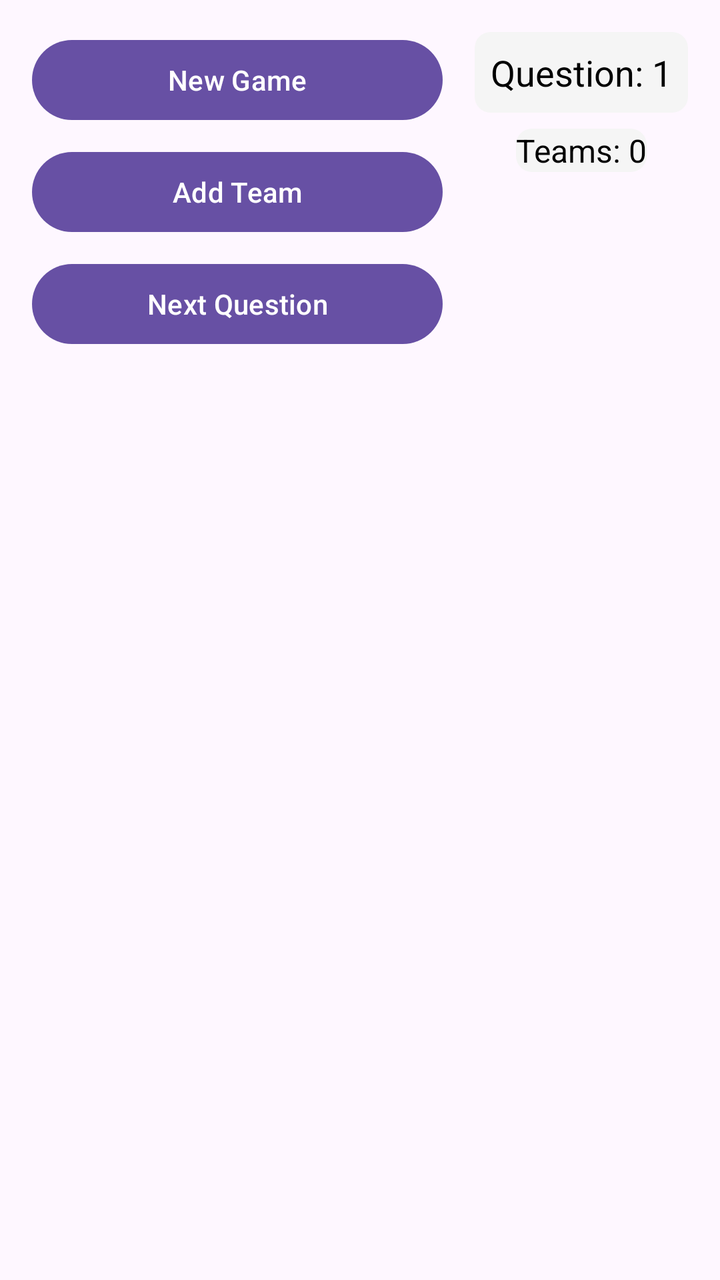
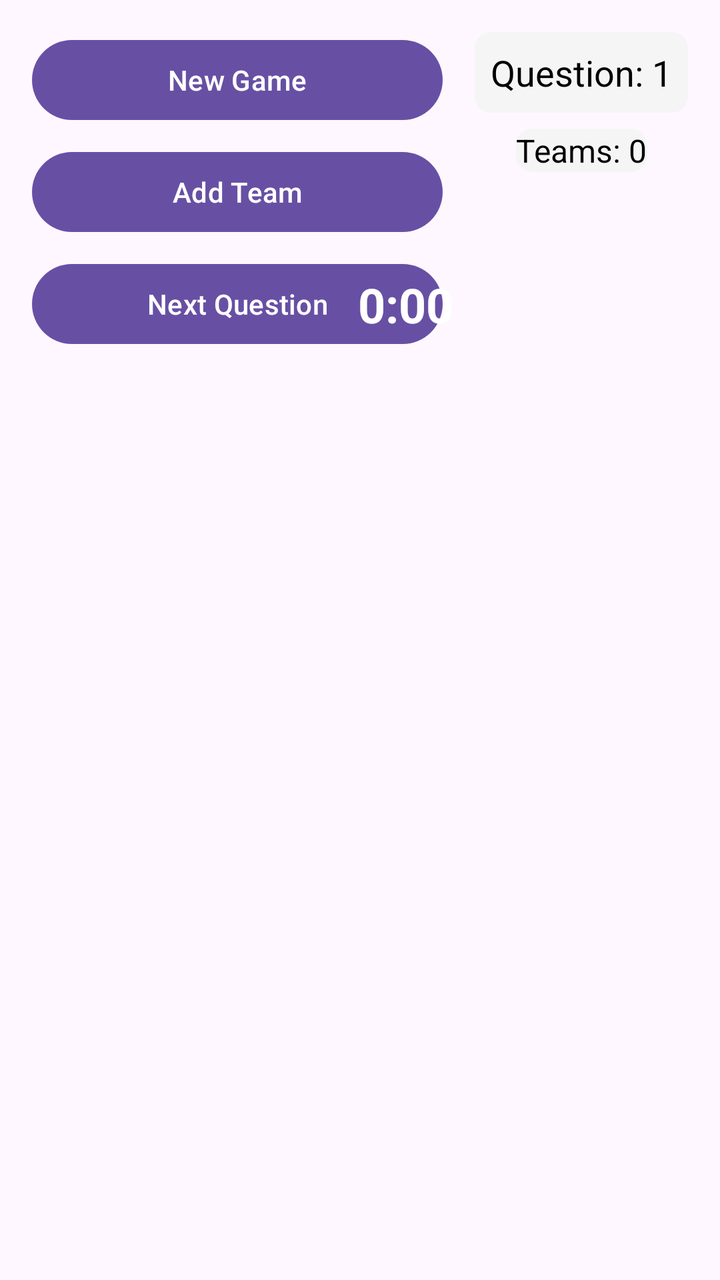

Screens rendered from an Android XML layout before and after an edit, with the pre-edit source and the edit as a unified diff.
<!-- AndroidManifest.xml: application theme Theme.Trivia_game -->
<!-- res/layout/activity_main.xml -->
<?xml version="1.0" encoding="utf-8"?>
<androidx.constraintlayout.widget.ConstraintLayout
    xmlns:android="http://schemas.android.com/apk/res/android"
    xmlns:app="http://schemas.android.com/apk/res-auto"
    xmlns:tools="http://schemas.android.com/tools"
    android:id="@+id/main"
    android:layout_width="match_parent"
    android:background="@drawable/background_with_logo"
    android:layout_height="match_parent"
    android:fitsSystemWindows="true"
    tools:context=".MainActivity">

    <ScrollView
        android:id="@+id/teamsScrollView"
        android:layout_width="match_parent"
        android:layout_height="0dp"
        android:layout_marginStart="8dp"
        android:layout_marginTop="52dp"
        android:layout_marginEnd="8dp"
        android:layout_marginBottom="8dp"
        app:layout_constraintBottom_toBottomOf="parent"
        app:layout_constraintEnd_toEndOf="parent"
        app:layout_constraintHorizontal_bias="0.272"
        app:layout_constraintStart_toStartOf="parent"
        app:layout_constraintTop_toBottomOf="@+id/nextQuestion"
        app:layout_constraintVertical_bias="0.974">

        <LinearLayout
            android:id="@+id/teamsContainer"
            android:layout_width="match_parent"
            android:layout_height="wrap_content"
            android:orientation="vertical"
            android:paddingHorizontal="8dp"
            android:paddingVertical="8dp">

        </LinearLayout>
    </ScrollView>

    <Button
        android:id="@+id/newGame"
        android:layout_width="0dp"
        android:layout_height="wrap_content"
        android:layout_marginStart="16dp"
        android:layout_marginTop="16dp"
        android:layout_marginEnd="16dp"
        android:text="New Game"
        app:layout_constraintEnd_toStartOf="@+id/questionNumber"
        app:layout_constraintStart_toStartOf="parent"
        app:layout_constraintTop_toTopOf="parent" />



    <Button
        android:id="@+id/nextQuestion"
        android:layout_width="0dp"
        android:layout_height="wrap_content"
        android:layout_marginStart="16dp"
        android:layout_marginTop="8dp"
        android:layout_marginEnd="16dp"
        android:text="Next Question"
        app:layout_constraintEnd_toStartOf="@+id/questionNumber"
        app:layout_constraintStart_toStartOf="parent"
        app:layout_constraintTop_toBottomOf="@+id/addTeam" />

    <Button
        android:id="@+id/addTeam"
        android:layout_width="0dp"
        android:layout_height="wrap_content"
        android:layout_marginStart="16dp"
        android:layout_marginTop="8dp"
        android:layout_marginEnd="16dp"
        android:text="Add Team"
        app:layout_constraintEnd_toStartOf="@+id/questionNumber"
        app:layout_constraintStart_toStartOf="parent"
        app:layout_constraintTop_toBottomOf="@+id/newGame" />

    <TextView
        android:id="@+id/questionNumber"
        android:layout_width="wrap_content"
        android:layout_height="wrap_content"
        android:layout_marginTop="16dp"
        android:layout_marginEnd="16dp"
        android:background="@drawable/rounded_background"
        android:padding="8dp"
        android:text="Question: 1"
        android:textColor="@android:color/black"
        android:textSize="18sp"
        app:layout_constraintEnd_toEndOf="parent"
        app:layout_constraintTop_toTopOf="parent" />

    <TextView
        android:id="@+id/teamCountText"
        android:layout_width="wrap_content"
        android:layout_height="wrap_content"
        android:layout_margin="8dp"
        android:layout_marginStart="64dp"
        android:background="@drawable/rounded_background"
        android:text="Teams: 0"
        android:textColor="@android:color/black"
        android:textSize="16sp"
        app:layout_constraintEnd_toEndOf="parent"
        app:layout_constraintStart_toEndOf="@+id/addTeam"
        app:layout_constraintTop_toBottomOf="@+id/questionNumber" />

</androidx.constraintlayout.widget.ConstraintLayout>
<!-- resources referenced by this layout -->
<resources>
  <!-- drawable background_with_logo (drawable) -->
  <?xml version="1.0" encoding="utf-8"?>
  <layer-list xmlns:android="http://schemas.android.com/apk/res/android">
      
      <item>
          <shape android:shape="rectangle">
              <gradient
                  android:startColor="@color/black"
                  android:endColor="@color/black"
                  android:angle="45"/>
          </shape>
      </item>
  
      
      <item
          android:drawable="@mipmap/ajs_logo"
          android:gravity="center"
          android:width="200dp"
          android:height="200dp"/>
  </layer-list>
  <!-- drawable rounded_background (drawable) -->
  <?xml version="1.0" encoding="utf-8"?>
  <shape xmlns:android="http://schemas.android.com/apk/res/android"
      android:shape="rectangle">
      <solid android:color="#F5F5F5" />
      <corners android:radius="8dp" />
  </shape>
  <style name="Theme.Trivia_game" parent="Base.Theme.Trivia_game" />
  <color name="black">#FF000000</color>
  <style name="Base.Theme.Trivia_game" parent="Theme.Material3.DayNight.NoActionBar">
          
          
      </style>
</resources>

<!-- the commit's change to res/layout/activity_main.xml (unified diff, before → after) -->
@@ -48,6 +48,21 @@
         app:layout_constraintStart_toStartOf="parent"
         app:layout_constraintTop_toTopOf="parent" />
 
+    <TextView
+        android:id="@+id/timerText"
+        android:layout_width="wrap_content"
+        android:layout_height="wrap_content"
+        android:elevation="4dp"
+        android:padding="4dp"
+        android:text="0:00"
+        android:textColor="@android:color/white"
+        android:textSize="24sp"
+        android:textStyle="bold"
+        android:translationZ="8dp"
+        app:layout_constraintBottom_toBottomOf="@+id/nextQuestion"
+        app:layout_constraintEnd_toEndOf="@+id/nextQuestion"
+        app:layout_constraintTop_toTopOf="@+id/nextQuestion"
+        app:layout_constraintStart_toStartOf="@+id/guideline3" />
 
 
     <Button
@@ -102,4 +117,17 @@
         app:layout_constraintStart_toEndOf="@+id/addTeam"
         app:layout_constraintTop_toBottomOf="@+id/questionNumber" />
 
+    <androidx.constraintlayout.widget.Guideline
+        android:id="@+id/guideline2"
+        android:layout_width="wrap_content"
+        android:layout_height="wrap_content"
+        android:orientation="vertical" />
+
+    <androidx.constraintlayout.widget.Guideline
+        android:id="@+id/guideline3"
+        android:layout_width="wrap_content"
+        android:layout_height="wrap_content"
+        android:orientation="vertical"
+        app:layout_constraintGuide_begin="184dp" />
+
 </androidx.constraintlayout.widget.ConstraintLayout>
